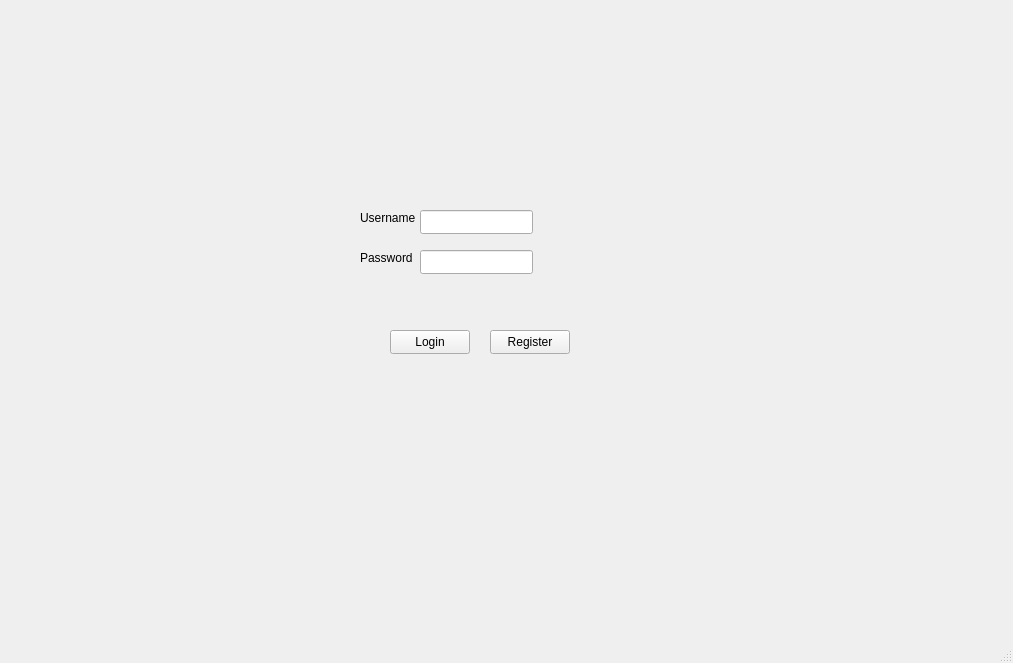
Before: the Qt Designer form mainwindow.ui in JuandaGrande/GestorIoT, drawn with Qt 5.
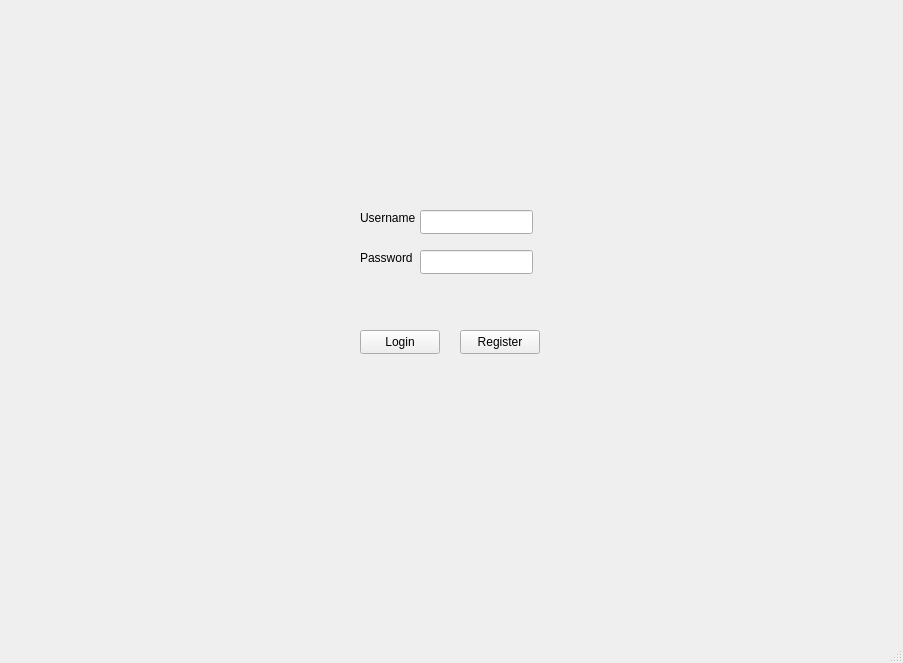
After: the same form once the commit is applied.

Patch:
```diff
--- a/mainwindow.ui
+++ b/mainwindow.ui
@@ -6,7 +6,7 @@
    <rect>
     <x>0</x>
     <y>0</y>
-    <width>1013</width>
+    <width>903</width>
     <height>663</height>
    </rect>
   </property>
@@ -43,7 +43,7 @@
    <widget class="QPushButton" name="pushButtonLogin">
     <property name="geometry">
      <rect>
-      <x>390</x>
+      <x>360</x>
       <y>330</y>
       <width>80</width>
       <height>24</height>
@@ -56,7 +56,7 @@
    <widget class="QPushButton" name="pushButtonRegister">
     <property name="geometry">
      <rect>
-      <x>490</x>
+      <x>460</x>
       <y>330</y>
       <width>80</width>
       <height>24</height>
@@ -95,7 +95,7 @@
    <widget class="QLabel" name="labelStatus">
     <property name="geometry">
      <rect>
-      <x>360</x>
+      <x>320</x>
       <y>290</y>
       <width>251</width>
       <height>20</height>
```
Left out of the diff: 2 changed lines with no effect on the pictures.
